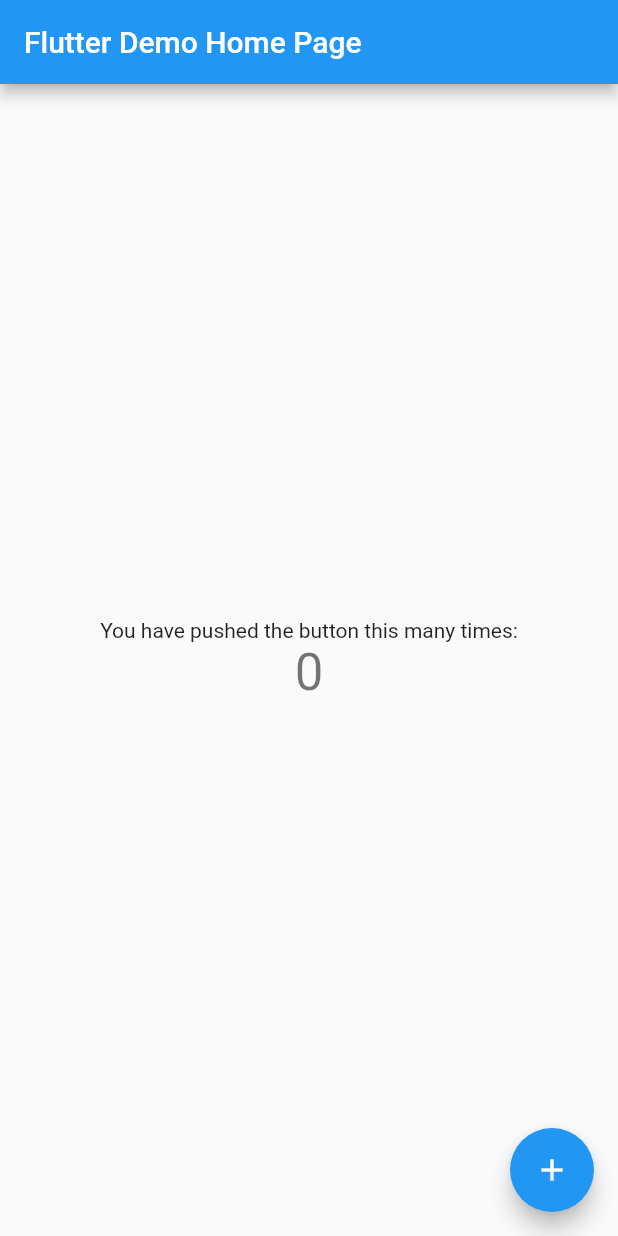
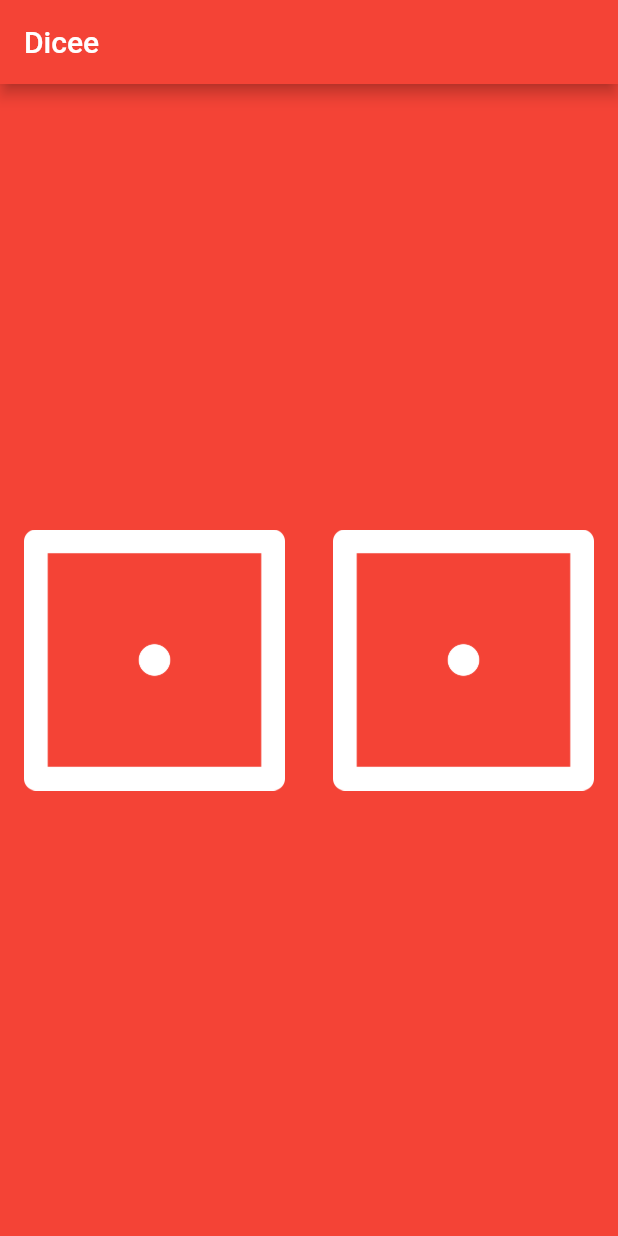
Before and after one commit to kstainke/dicee_flutter, a Flutter app: the screen it shows after launch, on a phone screen of 412 x 824 dp. Run offline on Flutter 3.47's test engine with Material 2 defaults, Android fonts, the phone set to English and light mode, and no system bars.

Commit message:
Added image assets and set up design structure

```diff
--- a/lib/main.dart
+++ b/lib/main.dart
@@ -1,113 +1,40 @@
 import 'package:flutter/material.dart';
 
 void main() {
-  runApp(MyApp());
+  runApp(MaterialApp(
+    home: Scaffold(
+      backgroundColor: Colors.red,
+      appBar: AppBar(
+        title: Text('Dicee'),
+        backgroundColor: Colors.red,
+      ),
+      body: DicePage(),
+    ),
+  ));
 }
 
-class MyApp extends StatelessWidget {
-  // This widget is the root of your application.
+class DicePage extends StatelessWidget {
+  const DicePage({Key? key}) : super(key: key);
+
   @override
   Widget build(BuildContext context) {
-    return MaterialApp(
-      title: 'Flutter Demo',
-      theme: ThemeData(
-        // This is the theme of your application.
-        //
-        // Try running your application with "flutter run". You'll see the
-        // application has a blue toolbar. Then, without quitting the app, try
-        // changing the primarySwatch below to Colors.green and then invoke
-        // "hot reload" (press "r" in the console where you ran "flutter run",
-        // or simply save your changes to "hot reload" in a Flutter IDE).
-        // Notice that the counter didn't reset back to zero; the application
-        // is not restarted.
-        primarySwatch: Colors.blue,
+    return Center(
+      child: Row(
+        children: [
+          Expanded(
+            child: Padding(
+              padding: const EdgeInsets.all(16.0),
+              child: Image.asset('images/dice1.png'),
+            ),
+          ),
+          Expanded(
+            child: Padding(
+              padding: const EdgeInsets.all(16.0),
+              child: Image.asset('images/dice1.png'),
+            ),
+          ),
+        ],
       ),
-      home: MyHomePage(title: 'Flutter Demo Home Page'),
     );
   }
 }
-
-class MyHomePage extends StatefulWidget {
-  MyHomePage({Key? key, required this.title}) : super(key: key);
-
-  // This widget is the home page of your application. It is stateful, meaning
-  // that it has a State object (defined below) that contains fields that affect
-  // how it looks.
-
-  // This class is the configuration for the state. It holds the values (in this
-  // case the title) provided by the parent (in this case the App widget) and
-  // used by the build method of the State. Fields in a Widget subclass are
-  // always marked "final".
-
-  final String title;
-
-  @override
-  _MyHomePageState createState() => _MyHomePageState();
-}
-
-class _MyHomePageState extends State<MyHomePage> {
-  int _counter = 0;
-
-  void _incrementCounter() {
-    setState(() {
-      // This call to setState tells the Flutter framework that something has
-      // changed in this State, which causes it to rerun the build method below
-      // so that the display can reflect the updated values. If we changed
-      // _counter without calling setState(), then the build method would not be
-      // called again, and so nothing would appear to happen.
-      _counter++;
-    });
-  }
-
-  @override
-  Widget build(BuildContext context) {
-    // This method is rerun every time setState is called, for instance as done
-    // by the _incrementCounter method above.
-    //
-    // The Flutter framework has been optimized to make rerunning build methods
-    // fast, so that you can just rebuild anything that needs updating rather
-    // than having to individually change instances of widgets.
-    return Scaffold(
-      appBar: AppBar(
-        // Here we take the value from the MyHomePage object that was created by
-        // the App.build method, and use it to set our appbar title.
-        title: Text(widget.title),
-      ),
-      body: Center(
-        // Center is a layout widget. It takes a single child and positions it
-        // in the middle of the parent.
-        child: Column(
-          // Column is also a layout widget. It takes a list of children and
-          // arranges them vertically. By default, it sizes itself to fit its
-          // children horizontally, and tries to be as tall as its parent.
-          //
-          // Invoke "debug painting" (press "p" in the console, choose the
-          // "Toggle Debug Paint" action from the Flutter Inspector in Android
-          // Studio, or the "Toggle Debug Paint" command in Visual Studio Code)
-          // to see the wireframe for each widget.
-          //
-          // Column has various properties to control how it sizes itself and
-          // how it positions its children. Here we use mainAxisAlignment to
-          // center the children vertically; the main axis here is the vertical
-          // axis because Columns are vertical (the cross axis would be
-          // horizontal).
-          mainAxisAlignment: MainAxisAlignment.center,
-          children: <Widget>[
-            Text(
-              'You have pushed the button this many times:',
-            ),
-            Text(
-              '$_counter',
-              style: Theme.of(context).textTheme.headline4,
-            ),
-          ],
-        ),
-      ),
-      floatingActionButton: FloatingActionButton(
-        onPressed: _incrementCounter,
-        tooltip: 'Increment',
-        child: Icon(Icons.add),
-      ), // This trailing comma makes auto-formatting nicer for build methods.
-    );
-  }
-}
--- a/pubspec.yaml
+++ b/pubspec.yaml
@@ -45,8 +45,8 @@ flutter:
   uses-material-design: true
 
   # To add assets to your application, add an assets section, like this:
-  # assets:
-  #   - images/a_dot_burr.jpeg
+  assets:
+    - images/
   #   - images/a_dot_ham.jpeg
 
   # An image asset can refer to one or more resolution-specific "variants", see
```
Also changed, not shown: images/dice1.png (added), images/dice2.png (added), images/dice3.png (added), images/dice4.png (added), images/dice5.png (added), images/dice6.png (added), 35 other files.
